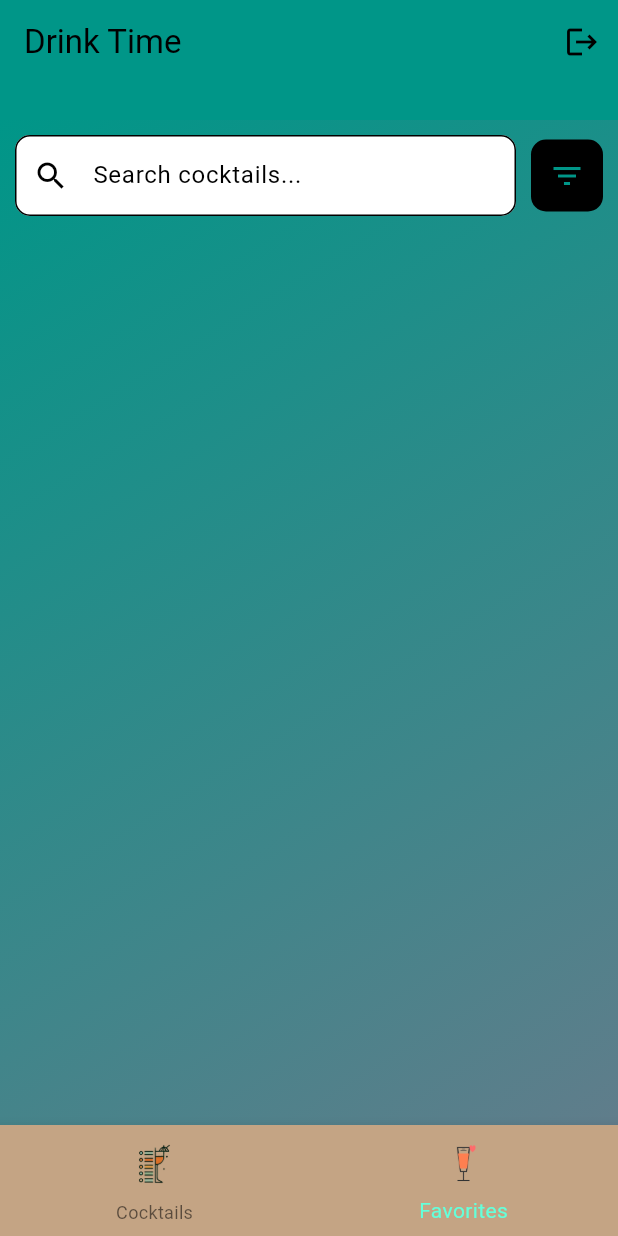
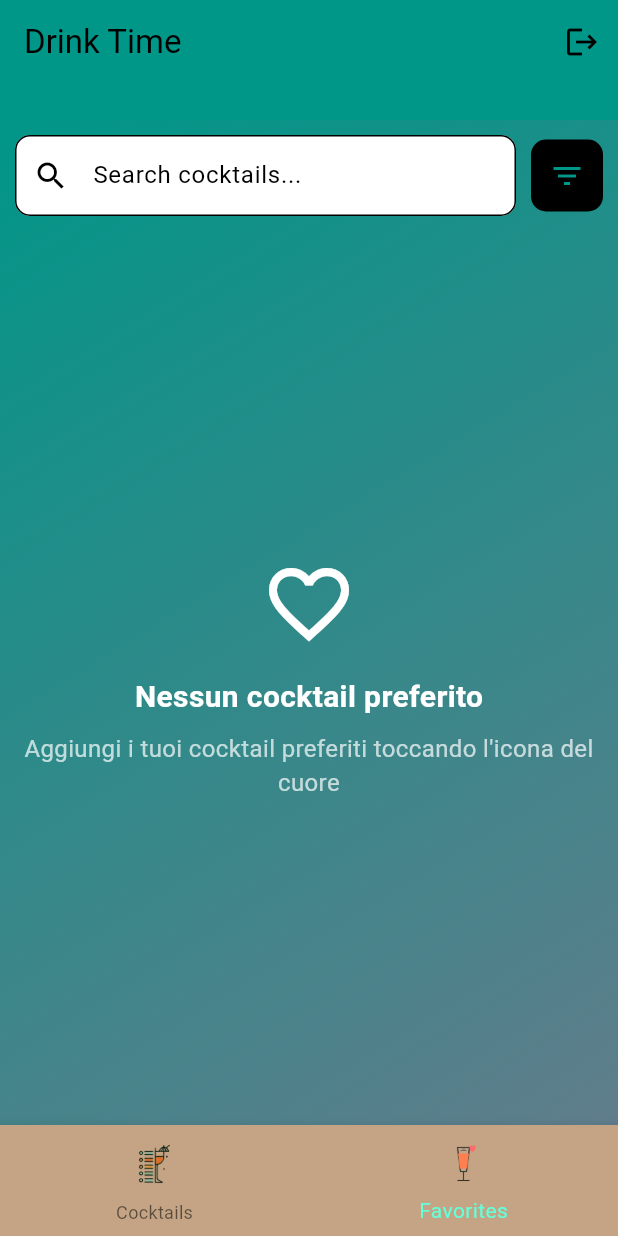
Before and after one commit to ColemanKokotti/MakeMeADrink, a Flutter app: the screen it shows once a user with an empty profile is signed in, item 2 of the bottom bar chosen, on a phone screen of 412 x 824 dp. Run offline on Flutter 3.47's test engine with Material 3 defaults, Android fonts, the phone set to English and light mode, and no system bars; our stand-ins replace bloc, cloud_firestore, equatable, firebase_auth, firebase_core, flutter_bloc; accounts and stored records are empty; network calls fail.

Commit message:
MOD
modificato il fatto che deve dire che se non trova il cocktail devi riscrivere e se non ci sono preferiti visualizza la scritta di aggiungerli

```diff
--- a/lib/screens/cocktail_list_screen.dart
+++ b/lib/screens/cocktail_list_screen.dart
@@ -23,7 +23,7 @@ class _CocktailListScreenState extends State<CocktailListScreen> {
   bool _showNonAlcoholic = true;
   String _selectedCategory = 'All';
   final List<Color> screenBackgroundColor = [Colors.teal, Colors.blueGrey];
-  final FirebaseService _firebaseService = FirebaseService();  // Firebase service instance
+  final FirebaseService _firebaseService = FirebaseService();
 
   @override
   void initState() {
@@ -33,7 +33,6 @@ class _CocktailListScreenState extends State<CocktailListScreen> {
     _loadFavorites();
   }
 
-  // Load favorites from Firestore
   Future<void> _loadFavorites() async {
     List<String> userFavorites = await _firebaseService.getFavorites();
     setState(() {
@@ -173,11 +172,10 @@ class _CocktailListScreenState extends State<CocktailListScreen> {
         child: Container(
           decoration: BoxDecoration(color: Colors.teal),
           child: AppBar(
-
+            automaticallyImplyLeading: false,
             backgroundColor: Colors.transparent,
             elevation: 0,
             title: const Text('Drink Time'),
-            leading: null,
             actions: [
               IconButton(
                 icon: const Icon(Icons.logout),
@@ -237,7 +235,55 @@ class _CocktailListScreenState extends State<CocktailListScreen> {
               ),
             ),
             Expanded(
-              child: GridView.builder(
+              child: filteredCocktails.isEmpty
+                  ? Center(
+                child: Column(
+                  mainAxisAlignment: MainAxisAlignment.center,
+                  children: [
+                    if (_selectedIndex == 1 && favorites.isEmpty) ...[
+                      Icon(Icons.favorite_border, size: 64, color: Colors.white),
+                      SizedBox(height: 16),
+                      Text(
+                        'Nessun cocktail preferito',
+                        style: TextStyle(
+                          fontSize: 20,
+                          fontWeight: FontWeight.bold,
+                          color: Colors.white,
+                        ),
+                      ),
+                      SizedBox(height: 8),
+                      Text(
+                        'Aggiungi i tuoi cocktail preferiti toccando l\'icona del cuore',
+                        textAlign: TextAlign.center,
+                        style: TextStyle(
+                          fontSize: 16,
+                          color: Colors.white70,
+                        ),
+                      ),
+                    ] else ...[
+                      Icon(Icons.search_off, size: 64, color: Colors.white),
+                      SizedBox(height: 16),
+                      Text(
+                        'Nessun cocktail trovato',
+                        style: TextStyle(
+                          fontSize: 20,
+                          fontWeight: FontWeight.bold,
+                          color: Colors.white,
+                        ),
+                      ),
+                      SizedBox(height: 8),
+                      Text(
+                        'Prova a modificare i filtri o il testo di ricerca',
+                        style: TextStyle(
+                          fontSize: 16,
+                          color: Colors.white70,
+                        ),
+                      ),
+                    ],
+                  ],
+                ),
+              )
+                  : GridView.builder(
                 padding: const EdgeInsets.all(10),
                 gridDelegate: const SliverGridDelegateWithFixedCrossAxisCount(
                   crossAxisCount: 2,
@@ -253,8 +299,8 @@ class _CocktailListScreenState extends State<CocktailListScreen> {
                     cocktail: cocktail,
                     isFavorite: isFavorite,
                     onFavoriteToggle: (id) {
-                      _firebaseService.toggleFavorite(id, !isFavorite);  // Call Firestore method
-                      _loadFavorites();  // Reload favorites after change
+                      _firebaseService.toggleFavorite(id, !isFavorite);
+                      _loadFavorites();
                     },
                     onTap: () {
                       Navigator.push(
```
Lines whose indentation alone changed are shown as unchanged.
